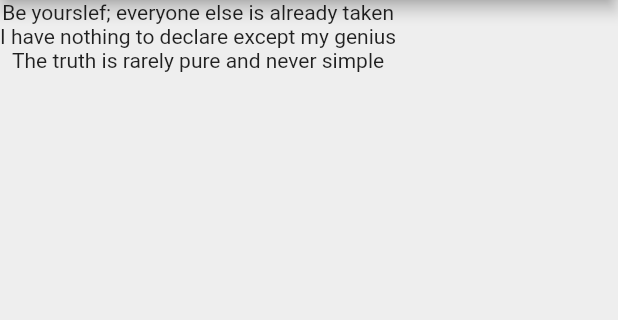
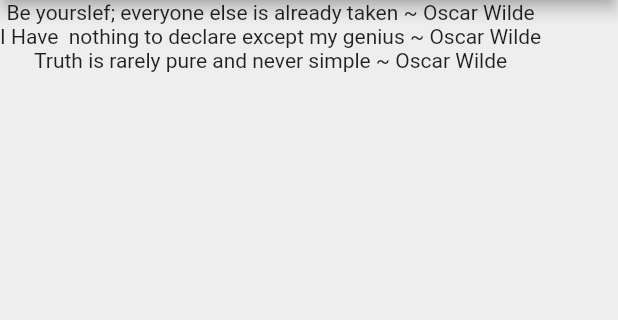
Before and after one commit to krishnaar/flutter-quotes-study, a Flutter app: the screen it shows after launch, on a phone screen of 412 x 824 dp, the part 84-404 px from its top. Run offline on Flutter 3.47's test engine with Material 2 defaults, Android fonts, the phone set to English and light mode, and no system bars.

Commit message:
Custom Classes

```diff
--- a/lib/main.dart
+++ b/lib/main.dart
@@ -1,4 +1,5 @@
 import 'package:flutter/material.dart';
+import 'quote.dart';
 
 void main() => runApp(MaterialApp(
   home: QuoteList(),
@@ -11,10 +12,10 @@ class QuoteList extends StatefulWidget {
 
 class _QuoteListState extends State<QuoteList> {
 
-  List<String> quotes = [
-    'Be yourslef; everyone else is already taken',
-    'I have nothing to declare except my genius',
-    'The truth is rarely pure and never simple'
+  List<Quote> quotes = [
+    Quote(author: 'Oscar Wilde', text: 'Be yourslef; everyone else is already taken'),
+    Quote(author: 'Oscar Wilde', text: 'I Have  nothing to declare except my genius'),
+    Quote(author: 'Oscar Wilde', text: 'Truth is rarely pure and never simple')
   ];
 
   @override
@@ -27,7 +28,7 @@ class _QuoteListState extends State<QuoteList> {
         backgroundColor: Colors.redAccent,
       ),
       body: Column(
-        children: quotes.map((quote) => Text(quote)).toList(),
+        children: quotes.map((quote) => Text('${quote.text} ~ ${quote.author}')).toList(),
       ),
     );
   }
--- /dev/null
+++ b/lib/quote.dart
@@ -0,0 +1,8 @@
+class Quote {
+
+  String text;
+  String author;
+
+  Quote({ this.text, this.author });
+
+}
```
